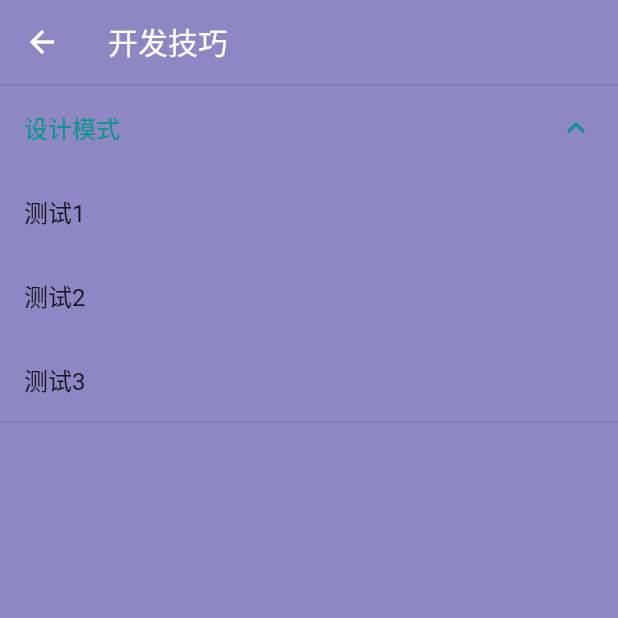
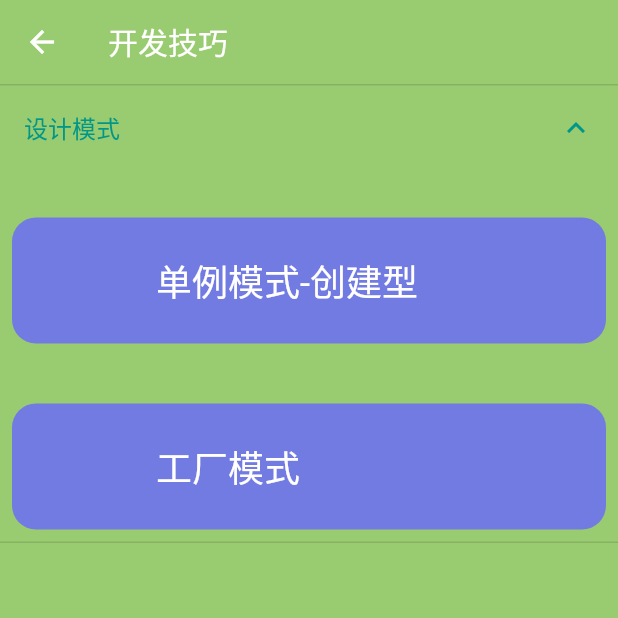
Before and after one commit to Guojx123/flutter_back, a Flutter app: the SkillMainPage screen opened directly, after a tap on "设计模式", on a phone screen of 412 x 824 dp, the top half of it. Run offline on Flutter 3.47's test engine with Material 2 defaults, Android fonts, the phone set to English and light mode, and no system bars; our stand-ins replace date_format, dio, share, shared_preferences, simple_animations, string_scanner and 1 more; missing offline and left inert: markdown_widget; accounts and stored records are empty; statements that could not run were skipped.

Commit message:
单例模式

```diff
--- /dev/null
+++ b/lib/category/skill/patterns/singleton_create.dart
@@ -0,0 +1,10 @@
+import 'package:flutter/material.dart';
+
+class SingletonPage extends StatelessWidget {
+  @override
+  Widget build(BuildContext context) {
+    return Container(
+      child: Text('测试测试'),
+    );
+  }
+}
--- a/lib/category/study/widgets/row.dart
+++ b/lib/category/study/widgets/row.dart
@@ -1,9 +1,9 @@
-import 'package:back/category/study/widgets/CommonRow.dart';
+import 'file:///E:/flutter_back/lib/widgets/common_row.dart';
 import 'package:back/widgets/multi_selection_widget.dart';
 import 'package:back/widgets/subtitle_widget.dart';
 import 'package:back/widgets/title_widget.dart';
 import 'package:flutter/material.dart';
-import 'package:back/category/study/widgets/CommonInputRow.dart';
+import 'file:///E:/flutter_back/lib/widgets/commonInput_row.dart';
 
 class RowPage extends StatefulWidget {
   @override
--- a/lib/model/skill/skill_category.dart
+++ b/lib/model/skill/skill_category.dart
@@ -1,29 +1,18 @@
-import 'package:flutter/material.dart';
+import 'package:back/widgets/demo_item.dart';
+import 'package:back/model/skill/skill_category_design_patterns.dart';
 
 List<SkillItemCategory> buildSkillCategoryList = [
-  designPatterns,
+  designPatternsCreate,
 ];
 
-SkillItemCategory designPatterns = SkillItemCategory(
+SkillItemCategory designPatternsCreate = SkillItemCategory(
   name: '设计模式',
-  itemList: [
-    ListTile(
-      title: Text('测试1'),
-    ),
-    ListTile(
-      title: Text('测试2'),
-    ),
-    ListTile(
-      title: Text('测试3'),
-    ),
-  ],
+  itemList: buildDesignPatternsCreateDemoItems('lib/category/skill/patterns/'),
 );
-
-
 
 class SkillItemCategory {
   final String name;
-  final List<Widget> itemList;
+  final List<DemoItem> itemList;
 
   SkillItemCategory({this.name, this.itemList});
 }
--- /dev/null
+++ b/lib/model/skill/skill_category_design_patterns.dart
@@ -0,0 +1,25 @@
+import 'package:back/widgets/demo_item.dart';
+import 'package:flutter/material.dart';
+import 'package:back/Widgets/base_widget.dart';
+import 'package:back/Category/Study/config/config.dart';
+
+List<DemoItem> buildDesignPatternsCreateDemoItems(String codePath){
+  return [
+    DemoItem(
+      icon: Icons.design_services,
+      title: '单例模式-创建型',
+      subtitle: '简介',
+      keyword: 'singleton_create',
+      documentationUrl: 'https://flutter.cn/',
+      buildRoute: (context) => BaseWidget('单例模式', codePath + 'singleton_create', ConfigPage(),isMarkDown:true),
+    ),
+    DemoItem(
+      icon: Icons.design_services,
+      title: '工厂模式',
+      subtitle: '简介',
+      keyword: 'designPatterns',
+      documentationUrl: 'https://flutter.cn/',
+      buildRoute: (context) => BaseWidget('工厂模式', codePath + 'app', ConfigPage(),isMarkDown:true),
+    ),
+  ];
+}
--- a/lib/pages/skill/skill_main_list_item.dart
+++ b/lib/pages/skill/skill_main_list_item.dart
@@ -1,26 +1,70 @@
+import 'package:back/widgets/demo_item.dart';
 import 'package:flutter/material.dart';
 
 class SkillMainPageListItem extends StatefulWidget {
+  final String title;
+  final List<DemoItem> itemList;
 
-  final String title;
-  final List<Widget> itemList;
-
-  SkillMainPageListItem(this.title,this.itemList);
+  SkillMainPageListItem(this.title, this.itemList);
 
   @override
   _SkillMainPageListItemState createState() => _SkillMainPageListItemState();
 }
 
 class _SkillMainPageListItemState extends State<SkillMainPageListItem> {
+  String get _title => widget.title;
 
-  String get _title => widget.title;
-  List get _itemList => widget.itemList;
+  List<DemoItem> get _itemList => widget.itemList;
 
   @override
   Widget build(BuildContext context) {
     return ExpansionTile(
       title: new Text(_title),
-      children: _itemList,
+      children: _itemList
+          .map((e) => listItem(e.title, () {
+                Navigator.push(
+                  context,
+                  MaterialPageRoute(builder: e.buildRoute),
+                );
+              }))
+          .toList(),
+    );
+  }
+
+  Widget listItem(String title, Function onTap) {
+    return GestureDetector(
+      child: Container(
+        margin: EdgeInsets.all(8),
+        child: Stack(
+          children: <Widget>[
+            Container(
+              margin: EdgeInsets.only(top: 24),
+              width: double.infinity,
+              constraints: BoxConstraints(minHeight: 48),
+              decoration: BoxDecoration(
+                color: Color.fromARGB(255, 114, 123, 225),
+                borderRadius: BorderRadius.circular(16),
+              ),
+              child: Container(
+                margin: EdgeInsets.only(
+                  left: 96,
+                  top: 24,
+                  bottom: 24,
+                  right: 24,
+                ),
+                child: Text(
+                  title,
+                  style: TextStyle(
+                    color: Colors.white,
+                    fontSize: 24,
+                  ),
+                ),
+              ),
+            ),
+          ],
+        ),
+      ),
+      onTap: onTap,
     );
   }
 }
--- a/lib/pages/skill/skill_main_page.dart
+++ b/lib/pages/skill/skill_main_page.dart
@@ -8,17 +8,17 @@ class SkillMainPage extends StatelessWidget {
     return Scaffold(
       appBar: AppBar(
         title: Text('开发技巧'),
-        backgroundColor: Color(0xFF736AB7).withOpacity(0.8),
+        backgroundColor: Color(0xFF81BF4E).withOpacity(0.8),
         elevation: 0,
       ),
       body: Container(
-        color: Color(0xFF736AB7).withOpacity(0.8),
+        color: Color(0xFF81BF4E).withOpacity(0.8),
         child: ListView.builder(
           itemBuilder: (context, index) {
-            var itemCategory = buildSkillCategoryList[index];
+            SkillItemCategory itemCategory = buildSkillCategoryList[index];
             return SkillMainPageListItem(
               itemCategory.name,
-                itemCategory.itemList,
+              itemCategory.itemList,
             );
           },
           itemCount: buildSkillCategoryList.length,
--- a/lib/pages/study/study_category_demo_list.dart
+++ b/lib/pages/study/study_category_demo_list.dart
@@ -21,7 +21,8 @@ class StudyCategoryDemoList extends StatelessWidget {
         child: ListView.builder(
           itemBuilder: (context, index) {
             var demo = demoList[index];
-            return StudyCategoryDemoListItem(demo.title, demo.subtitle, demo.icon, () {
+            return StudyCategoryDemoListItem(
+                demo.title, demo.subtitle, demo.icon, () {
               Navigator.push(
                 context,
                 MaterialPageRoute(builder: demo.buildRoute),
--- a/lib/pages/study/study_main_page.dart
+++ b/lib/pages/study/study_main_page.dart
@@ -10,11 +10,11 @@ class StudyMainPage extends StatelessWidget {
     return Scaffold(
       appBar: AppBar(
         title: Text('学习路线'),
-        backgroundColor: Color(0xFF736AB7).withOpacity(0.8),
+        backgroundColor: Color(0xFF03A89E).withOpacity(0.8),
         elevation: 0,
       ),
       body: Container(
-        color: Color(0xFF736AB7).withOpacity(0.8),
+        color: Color(0xFF03A89E).withOpacity(0.8),
         child: ListView.builder(
           itemBuilder: (context, index) {
             var itemCategory = buildStudyCategoryList[index];
```
Also changed, not shown: lib/widgets/commonInput_row.dart (renamed from lib/category/study/widgets/CommonInputRow.dart), lib/widgets/common_row.dart (renamed from lib/category/study/widgets/CommonRow.dart).
